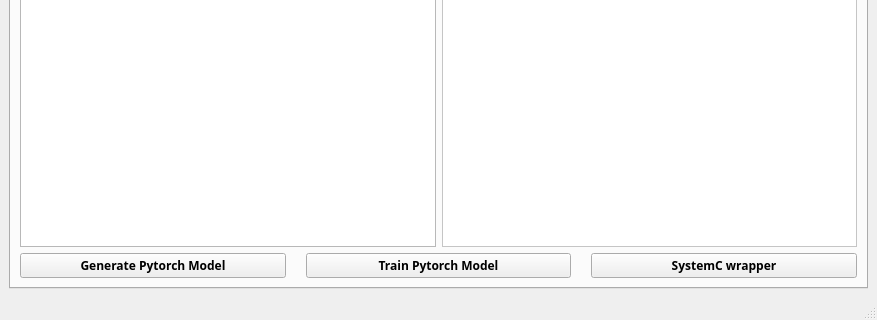
First picture: the form in public/GUI/mainwindow.ui, repository mourra950/Siemens-System-Level-Modelling-of-ASDLA-Graduation-Project, before the edit; both pictures show x 0 to 877 and y 300 to 620 of the 877 by 620 pixel window.
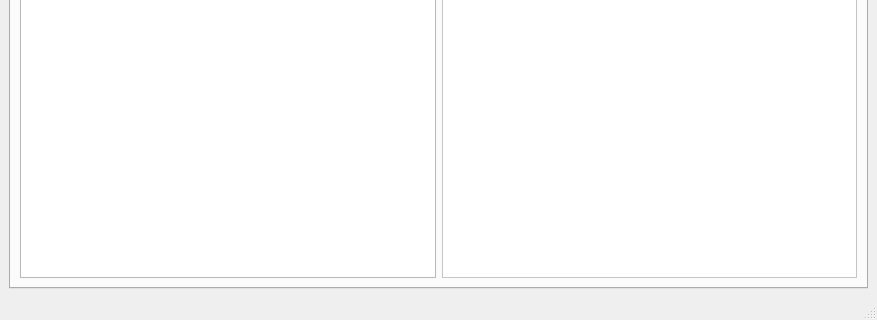
Second picture: the form after the edit. The open tabs and pages were chosen to show the change.

Diff of the .ui file:
```diff
--- a/public/GUI/mainwindow.ui
+++ b/public/GUI/mainwindow.ui
@@ -878,58 +878,6 @@
           </item>
          </layout>
         </item>
-        <item>
-         <layout class="QHBoxLayout" name="horizontalLayout_7">
-          <property name="spacing">
-           <number>20</number>
-          </property>
-          <property name="topMargin">
-           <number>0</number>
-          </property>
-          <item>
-           <widget class="QPushButton" name="generateFiles_QPushButton">
-            <property name="font">
-             <font>
-              <family>Siemens Sans</family>
-              <bold>true</bold>
-             </font>
-            </property>
-            <property name="toolTip">
-             <string>&lt;html&gt;&lt;head/&gt;&lt;body&gt;&lt;p&gt;Generate pytorch using the parameters submitted&lt;/p&gt;&lt;/body&gt;&lt;/html&gt;</string>
-            </property>
-            <property name="text">
-             <string>Generate Pytorch Model</string>
-            </property>
-           </widget>
-          </item>
-          <item>
-           <widget class="QPushButton" name="trainPyModel_btn">
-            <property name="font">
-             <font>
-              <family>Siemens Sans</family>
-              <bold>true</bold>
-             </font>
-            </property>
-            <property name="text">
-             <string>Train Pytorch Model</string>
-            </property>
-           </widget>
-          </item>
-          <item>
-           <widget class="QPushButton" name="systemCWrapper_btn">
-            <property name="font">
-             <font>
-              <family>Siemens Sans</family>
-              <bold>true</bold>
-             </font>
-            </property>
-            <property name="text">
-             <string>SystemC wrapper</string>
-            </property>
-           </widget>
-          </item>
-         </layout>
-        </item>
        </layout>
       </widget>
       <widget class="QWidget" name="Tensorboard">
@@ -943,6 +891,34 @@
         <item>
          <layout class="QVBoxLayout" name="TensorView"/>
         </item>
+        <item>
+         <widget class="QFrame" name="frame">
+          <property name="maximumSize">
+           <size>
+            <width>16777215</width>
+            <height>50</height>
+           </size>
+          </property>
+          <property name="frameShape">
+           <enum>QFrame::StyledPanel</enum>
+          </property>
+          <property name="frameShadow">
+           <enum>QFrame::Raised</enum>
+          </property>
+          <layout class="QHBoxLayout" name="horizontalLayout_7">
+           <item>
+            <widget class="QLineEdit" name="logdirlineedit"/>
+           </item>
+           <item>
+            <widget class="QPushButton" name="Log_Directory_btn">
+             <property name="text">
+              <string>Log Directory</string>
+             </property>
+            </widget>
+           </item>
+          </layout>
+         </widget>
+        </item>
        </layout>
       </widget>
      </widget>
```
Left out of the diff: 15 changed lines with no effect on the pictures.
